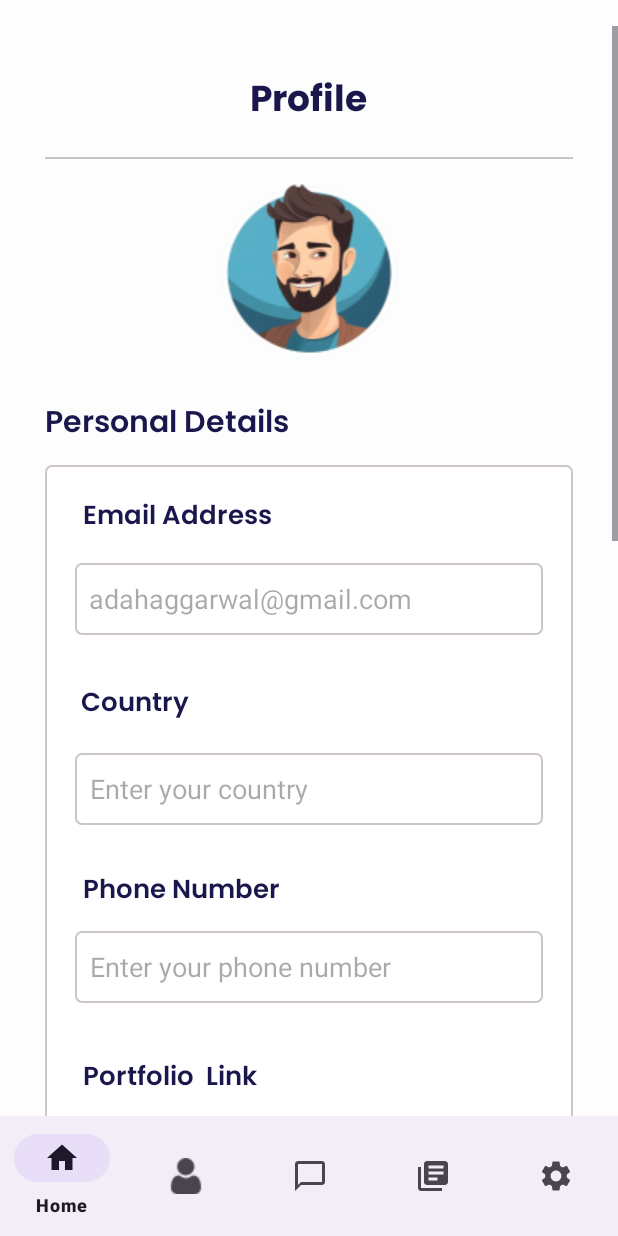
After one commit to adahaggarwal/TalentHive, an Android app: the fragment Profile placed in its activity, on a phone screen of 412 x 824 dp. The commit adds this screen. Run offline under Robolectric (Android 15) with nearby library versions, the phone set to English and light mode, and no system bars.

Commit message:
navbarrrrrr

```diff
--- /dev/null
+++ b/app/src/main/java/com/example/thrive/Profile.kt
@@ -0,0 +1,59 @@
+package com.example.thrive
+
+import android.os.Bundle
+import androidx.fragment.app.Fragment
+import android.view.LayoutInflater
+import android.view.View
+import android.view.ViewGroup
+
+// TODO: Rename parameter arguments, choose names that match
+// the fragment initialization parameters, e.g. ARG_ITEM_NUMBER
+private const val ARG_PARAM1 = "param1"
+private const val ARG_PARAM2 = "param2"
+
+/**
+ * A simple [Fragment] subclass.
+ * Use the [Profile.newInstance] factory method to
+ * create an instance of this fragment.
+ */
+class Profile : Fragment() {
+    // TODO: Rename and change types of parameters
+    private var param1: String? = null
+    private var param2: String? = null
+
+    override fun onCreate(savedInstanceState: Bundle?) {
+        super.onCreate(savedInstanceState)
+        arguments?.let {
+            param1 = it.getString(ARG_PARAM1)
+            param2 = it.getString(ARG_PARAM2)
+        }
+    }
+
+    override fun onCreateView(
+        inflater: LayoutInflater, container: ViewGroup?,
+        savedInstanceState: Bundle?
+    ): View? {
+        // Inflate the layout for this fragment
+        return inflater.inflate(R.layout.fragment_profile, container, false)
+    }
+
+    companion object {
+        /**
+         * Use this factory method to create a new instance of
+         * this fragment using the provided parameters.
+         *
+         * @param param1 Parameter 1.
+         * @param param2 Parameter 2.
+         * @return A new instance of fragment Profile.
+         */
+        // TODO: Rename and change types and number of parameters
+        @JvmStatic
+        fun newInstance(param1: String, param2: String) =
+            Profile().apply {
+                arguments = Bundle().apply {
+                    putString(ARG_PARAM1, param1)
+                    putString(ARG_PARAM2, param2)
+                }
+            }
+    }
+}
--- a/app/src/main/java/com/example/thrive/home.kt
+++ b/app/src/main/java/com/example/thrive/home.kt
@@ -1,10 +1,17 @@
 package com.example.thrive
 
+import android.content.Intent
 import android.os.Bundle
 import androidx.fragment.app.Fragment
 import android.view.LayoutInflater
 import android.view.View
 import android.view.ViewGroup
+import android.widget.Button
+import android.widget.ProgressBar
+import android.widget.TextView
+import androidx.fragment.app.FragmentManager
+import androidx.fragment.app.FragmentTransaction
+import com.google.android.material.bottomnavigation.BottomNavigationView
 
 // TODO: Rename parameter arguments, choose names that match
 // the fragment initialization parameters, e.g. ARG_ITEM_NUMBER
@@ -37,6 +44,38 @@
         return inflater.inflate(R.layout.fragment_home, container, false)
     }
 
+    override fun onViewCreated(view: View, savedInstanceState: Bundle?) {
+        super.onViewCreated(view, savedInstanceState)
+
+        // Find views using view.findViewById
+        val progressBar = view.findViewById<ProgressBar>(R.id.progressBar)
+        val progressText = view.findViewById<TextView>(R.id.progressText)
+        val addsk = view.findViewById<Button>(R.id.addsk)
+        val compl = view.findViewById<Button>(R.id.compl)
+
+        // Set progress on the progressBar
+        progressBar.progress = 72 // set the progress
+        progressText.text = "${progressBar.progress}%"
+
+        // Set listeners for buttons
+        addsk.setOnClickListener {
+            val intent = Intent(requireContext(), Selectskills::class.java)
+            startActivity(intent)
+        }
+
+        compl.setOnClickListener {
+            replaceFragment(Profile())
+        }
+    }
+
+    private fun replaceFragment(fragment: Fragment) {
+        val fragmentManager: FragmentManager = parentFragmentManager
+        val fragmentTransaction: FragmentTransaction = fragmentManager.beginTransaction()
+        fragmentTransaction.replace(R.id.fragment_container, fragment)
+        fragmentTransaction.addToBackStack(null)
+        fragmentTransaction.commit()
+    }
+
     companion object {
         /**
          * Use this factory method to create a new instance of
--- a/app/src/main/java/com/example/thrive/navbar.kt
+++ b/app/src/main/java/com/example/thrive/navbar.kt
@@ -23,8 +23,10 @@
                     replaceFragment(Settingspg())
                 }
 
-                // Uncomment and complete other cases if necessary
-                // R.id.prof -> replaceFragment(ProfFragment())
+
+                R.id.prof -> {
+                    replaceFragment(Profile())
+                }
                 // R.id.chat -> replaceFragment(ChatFragment())
             }
             true
--- a/app/src/main/res/layout/userprofile.xml
+++ b/app/src/main/res/layout/fragment_profile.xml
@@ -27,7 +27,6 @@
                 android:id="@+id/rfb4kb0qzj0e"
                 android:layout_width="match_parent"
                 android:layout_height="wrap_content"
-                android:layout_marginHorizontal="16dp"
                 android:layout_marginBottom="16dp"
                 android:gravity="center"
                 android:orientation="horizontal">
@@ -46,7 +45,6 @@
                 android:id="@+id/rji7a6l00cd"
                 android:layout_width="match_parent"
                 android:layout_height="1dp"
-                android:layout_marginHorizontal="5dp"
                 android:background="#C5C5C5"
                 android:orientation="vertical" />
 
@@ -71,8 +69,10 @@
             <LinearLayout
                 android:layout_width="match_parent"
                 android:layout_height="match_parent"
+                android:layout_marginBottom="30dp"
                 android:background="@drawable/cr4bffffff"
-                android:orientation="vertical">
+                android:orientation="vertical"
+                android:paddingBottom="30dp">
 
                 <TextView
                     android:id="@+id/rvv7uw9ycip"
@@ -87,16 +87,16 @@
                     android:textSize="17dp" />
 
                 <EditText
-                    android:id="@+id/r82xe05psv5"
+                    android:id="@+id/editTextTextEmailAddress4"
                     android:layout_width="match_parent"
-                    android:layout_height="wrap_content"
-                    android:layout_marginHorizontal="24dp"
+                    android:layout_height="48dp"
+                    android:layout_marginStart="20dp"
+                    android:layout_marginEnd="20dp"
                     android:layout_marginBottom="31dp"
                     android:background="@drawable/cr4bffffff"
-                    android:hint="Enter your email address"
-                    android:paddingHorizontal="20dp"
-                    android:paddingVertical="19dp"
-                    android:text="aashifa@gmail.com" />
+                    android:ems="10"
+                    android:hint="  adahaggarwal@gmail.com" />
+
 
                 <TextView
                     android:id="@+id/r8s59dx8ia3t"
@@ -113,7 +113,8 @@
                     android:id="@+id/rr20xqx1elp"
                     android:layout_width="match_parent"
                     android:layout_height="48dp"
-                    android:layout_marginHorizontal="24dp"
+                    android:layout_marginStart="20dp"
+                    android:layout_marginEnd="20dp"
                     android:layout_marginBottom="29dp"
                     android:background="@drawable/cr4bffffff"
                     android:hint="Enter your country"
@@ -131,14 +132,18 @@
                     android:textSize="17dp" />
 
                 <EditText
-                    android:id="@+id/rd75hs7p96lr"
+                    android:id="@+id/editTextPhone"
                     android:layout_width="match_parent"
                     android:layout_height="48dp"
-                    android:layout_marginHorizontal="21dp"
+                    android:layout_marginStart="20dp"
+                    android:layout_marginEnd="20dp"
                     android:layout_marginBottom="35dp"
                     android:background="@drawable/cr4bffffff"
+                    android:ems="10"
                     android:hint="Enter your phone number"
+                    android:inputType="phone"
                     android:paddingLeft="10dp" />
+
 
                 <TextView
                     android:id="@+id/rsivxwf4tos"
@@ -155,7 +160,8 @@
                     android:id="@+id/rqm0hjlb"
                     android:layout_width="match_parent"
                     android:layout_height="48dp"
-                    android:layout_marginHorizontal="21dp"
+                    android:layout_marginStart="20dp"
+                    android:layout_marginEnd="20dp"
                     android:layout_marginBottom="35dp"
                     android:background="@drawable/cr4bffffff"
                     android:hint="Enter your portfolio link"
@@ -165,7 +171,8 @@
                     android:id="@+id/rfrvbzpqilcn"
                     android:layout_width="wrap_content"
                     android:layout_height="wrap_content"
-                    android:layout_marginStart="24dp"
+                    android:layout_marginStart="20dp"
+                    android:layout_marginEnd="20dp"
                     android:layout_marginBottom="15dp"
                     android:fontFamily="@font/poppins_semibold"
                     android:text="Work Experience"
@@ -176,7 +183,8 @@
                     android:id="@+id/rd4rvuul"
                     android:layout_width="match_parent"
                     android:layout_height="48dp"
-                    android:layout_marginHorizontal="21dp"
+                    android:layout_marginStart="20dp"
+                    android:layout_marginEnd="20dp"
                     android:layout_marginBottom="31dp"
                     android:background="@drawable/cr4bffffff"
                     android:hint="Enter your work experience"
@@ -197,7 +205,8 @@
                     android:id="@+id/rqm0hjlbn6o"
                     android:layout_width="match_parent"
                     android:layout_height="48dp"
-                    android:layout_marginHorizontal="21dp"
+                    android:layout_marginStart="20dp"
+                    android:layout_marginEnd="20dp"
                     android:layout_marginBottom="35dp"
                     android:background="@drawable/cr4bffffff"
                     android:hint="Enter your portfolio link"
```
Also changed, not shown: app/src/main/java/com/example/thrive/userprofile.kt (deleted, +0 -16 lines).
